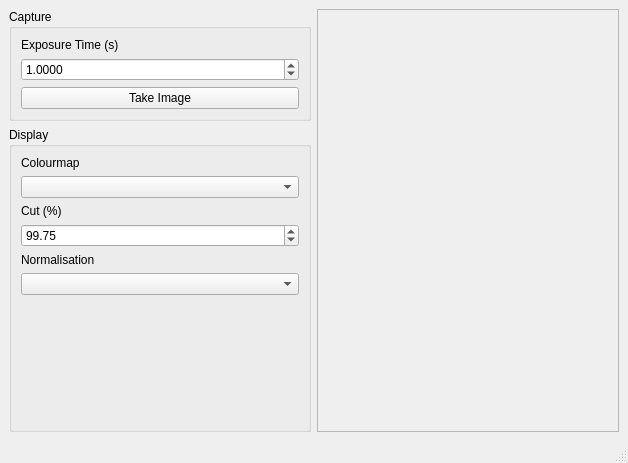
Old version of the form viewer.ui in the repository badders/pyallsky.
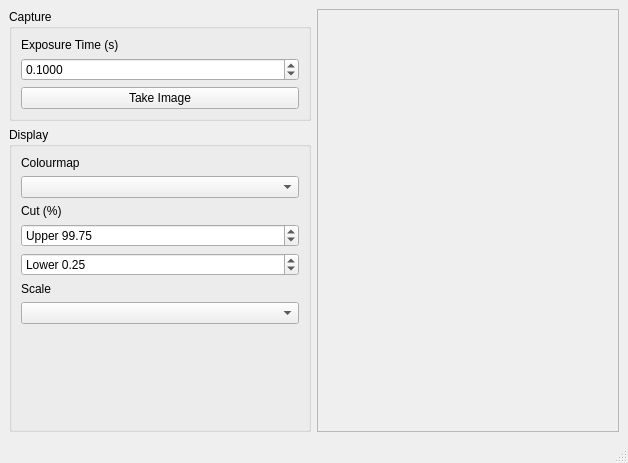
New version of the form.

Commit message: Seperate cuts into upper and lower values

Patch:
```diff
--- a/viewer.ui
+++ b/viewer.ui
@@ -59,7 +59,7 @@
               <double>653.359900000000039</double>
              </property>
              <property name="value">
-              <double>1.000000000000000</double>
+              <double>0.100000000000000</double>
              </property>
             </widget>
            </item>
@@ -100,7 +100,10 @@
             </widget>
            </item>
            <item>
-            <widget class="QDoubleSpinBox" name="cutValue">
+            <widget class="QDoubleSpinBox" name="cutUpperValue">
+             <property name="prefix">
+              <string>Upper </string>
+             </property>
              <property name="maximum">
               <double>100.000000000000000</double>
              </property>
@@ -109,6 +112,19 @@
              </property>
             </widget>
            </item>
+           <item>
+            <widget class="QDoubleSpinBox" name="cutLowerValue">
+             <property name="prefix">
+              <string>Lower </string>
+             </property>
+             <property name="maximum">
+              <double>100.000000000000000</double>
+             </property>
+             <property name="value">
+              <double>0.250000000000000</double>
+             </property>
+            </widget>
+           </item>
            <item>
             <widget class="QLabel" name="label_2">
              <property name="sizePolicy">
@@ -118,7 +134,7 @@
               </sizepolicy>
              </property>
              <property name="text">
-              <string>Normalisation</string>
+              <string>Scale</string>
              </property>
             </widget>
            </item>
```
The commit also changes 1 other file.
